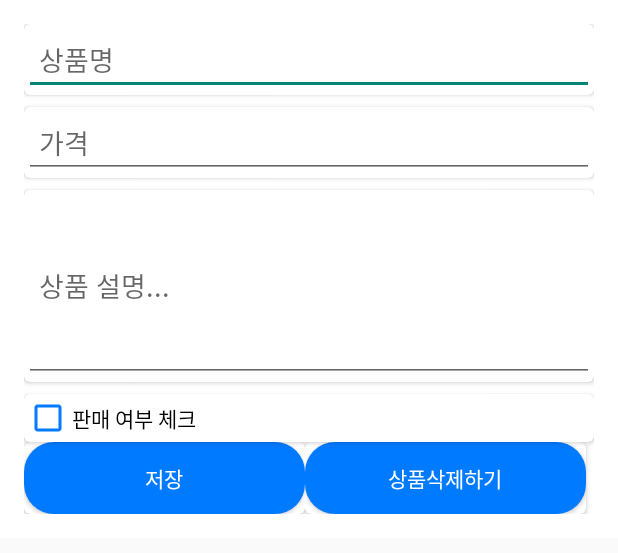
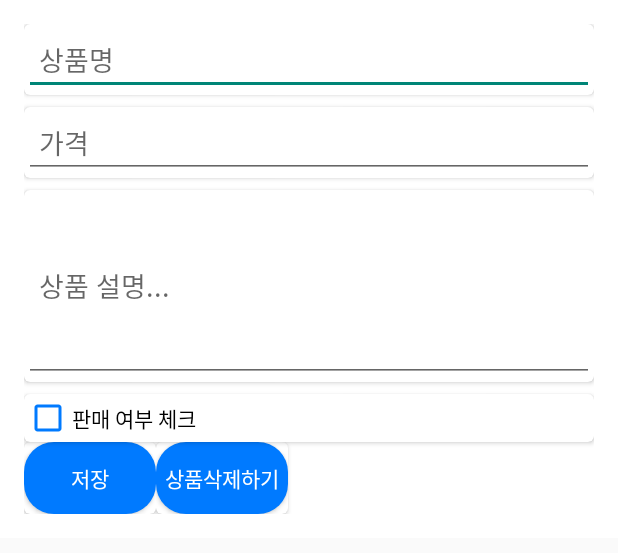
Before and after one commit to Mumbed/WonJoKwon, an Android app: the layout dialogeditpost.xml on its own in the app's theme, with its tools: preview values and no code run, on a phone screen of 412 x 824 dp. Shown: the top 553 px of the screen. Run offline under Robolectric (Android 15) with nearby library versions, the phone set to English and light mode, and no system bars.

Commit message:
latest version bug fix button change wrap...

```diff
--- a/app/src/main/java/com/example/wonjokwon/JoinActivity.kt
+++ b/app/src/main/java/com/example/wonjokwon/JoinActivity.kt
@@ -40,7 +40,7 @@ class JoinActivity : AppCompatActivity() {
             auth.createUserWithEmailAndPassword(email.text.toString(), password.text.toString())
                 .addOnCompleteListener(this) { task ->
                     if (task.isSuccessful) {
-                        val intent= Intent(this, LoginAcivity::class.java)
+                        val intent= Intent(this, MainActivity::class.java)
                         addItem(nameText.text.toString(),birthText.text.toString())
 
                         Toast.makeText(this," 회원가입 성공 ", Toast.LENGTH_SHORT).show()
--- a/app/src/main/res/layout/dialogeditpost.xml
+++ b/app/src/main/res/layout/dialogeditpost.xml
@@ -93,7 +93,7 @@
 
             <Button
                 android:id="@+id/buttonSave"
-                android:layout_width="187dp"
+                android:layout_width="wrap_content"
                 android:layout_height="wrap_content"
                 android:background="@drawable/radius_button"
                 android:text="저장"
@@ -109,7 +109,7 @@
 
             <Button
                 android:id="@+id/buttondelet"
-                android:layout_width="187dp"
+                android:layout_width="wrap_content"
                 android:layout_height="wrap_content"
                 android:background="@drawable/radius_button"
                 android:text="상품삭제하기"
```
